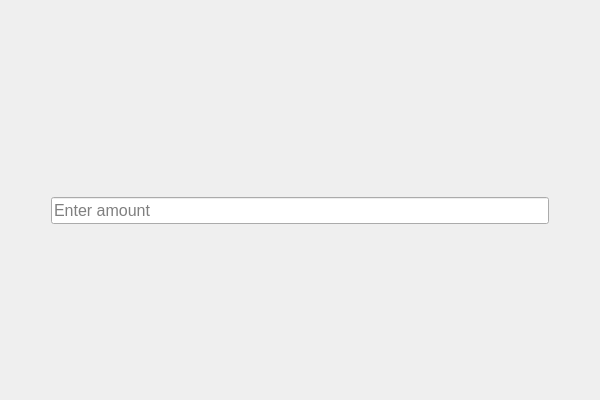
Qt form frontend/DepositWidget.ui (katerynabratiuk/ATM) before a commit.
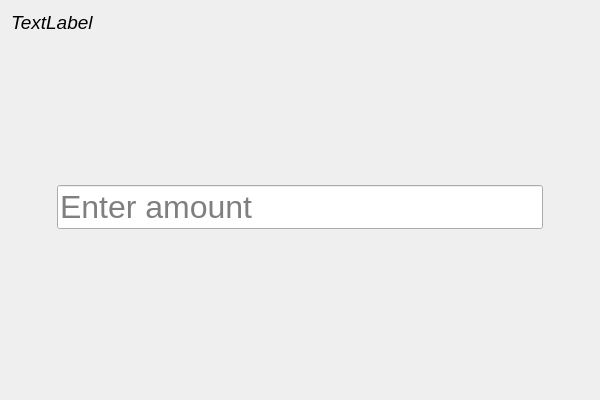
The same form after that commit.

What changed in the file:
```diff
--- a/frontend/DepositWidget.ui
+++ b/frontend/DepositWidget.ui
@@ -14,8 +14,8 @@
    <string>DepositWidget</string>
   </property>
   <layout class="QGridLayout" name="gridLayout">
-   <item row="0" column="0">
-    <spacer name="horizontalSpacer">
+   <item row="1" column="2">
+    <spacer name="horizontalSpacer_2">
      <property name="orientation">
       <enum>Qt::Orientation::Horizontal</enum>
      </property>
@@ -30,7 +30,7 @@
      </property>
     </spacer>
    </item>
-   <item row="0" column="1">
+   <item row="1" column="1">
     <layout class="QVBoxLayout" name="verticalLayout">
      <item>
       <spacer name="verticalSpacer">
@@ -47,6 +47,11 @@
      </item>
      <item>
       <widget class="QLabel" name="errorInfo">
+       <property name="font">
+        <font>
+         <pointsize>12</pointsize>
+        </font>
+       </property>
        <property name="text">
         <string/>
        </property>
@@ -56,7 +61,7 @@
       <widget class="QLineEdit" name="amountForm">
        <property name="font">
         <font>
-         <pointsize>12</pointsize>
+         <pointsize>24</pointsize>
         </font>
        </property>
        <property name="placeholderText">
@@ -79,8 +84,24 @@
      </item>
     </layout>
    </item>
-   <item row="0" column="2">
-    <spacer name="horizontalSpacer_2">
+   <item row="2" column="1">
+    <spacer name="verticalSpacer_3">
+     <property name="orientation">
+      <enum>Qt::Orientation::Vertical</enum>
+     </property>
+     <property name="sizeType">
+      <enum>QSizePolicy::Policy::Preferred</enum>
+     </property>
+     <property name="sizeHint" stdset="0">
+      <size>
+       <width>20</width>
+       <height>40</height>
+      </size>
+     </property>
+    </spacer>
+   </item>
+   <item row="1" column="0">
+    <spacer name="horizontalSpacer">
      <property name="orientation">
       <enum>Qt::Orientation::Horizontal</enum>
      </property>
@@ -95,6 +116,19 @@
      </property>
     </spacer>
    </item>
+   <item row="0" column="0" colspan="3">
+    <widget class="QLabel" name="label">
+     <property name="font">
+      <font>
+       <pointsize>14</pointsize>
+       <italic>true</italic>
+      </font>
+     </property>
+     <property name="text">
+      <string>TextLabel</string>
+     </property>
+    </widget>
+   </item>
   </layout>
  </widget>
  <layoutdefault spacing="6" margin="11"/>
```
